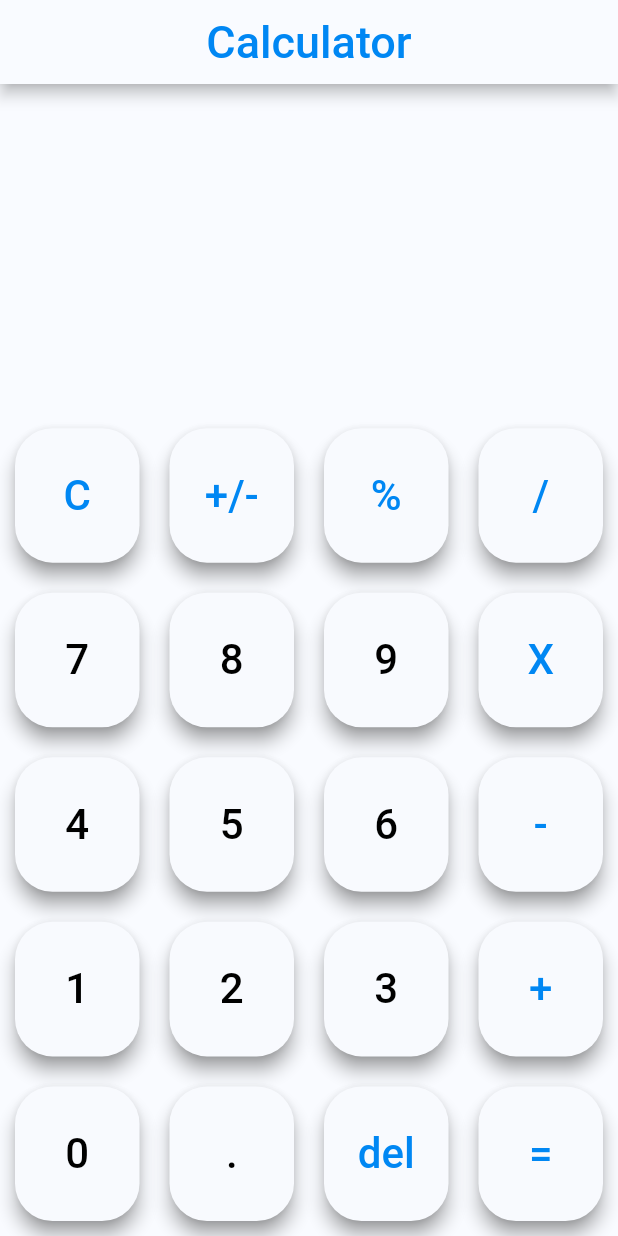
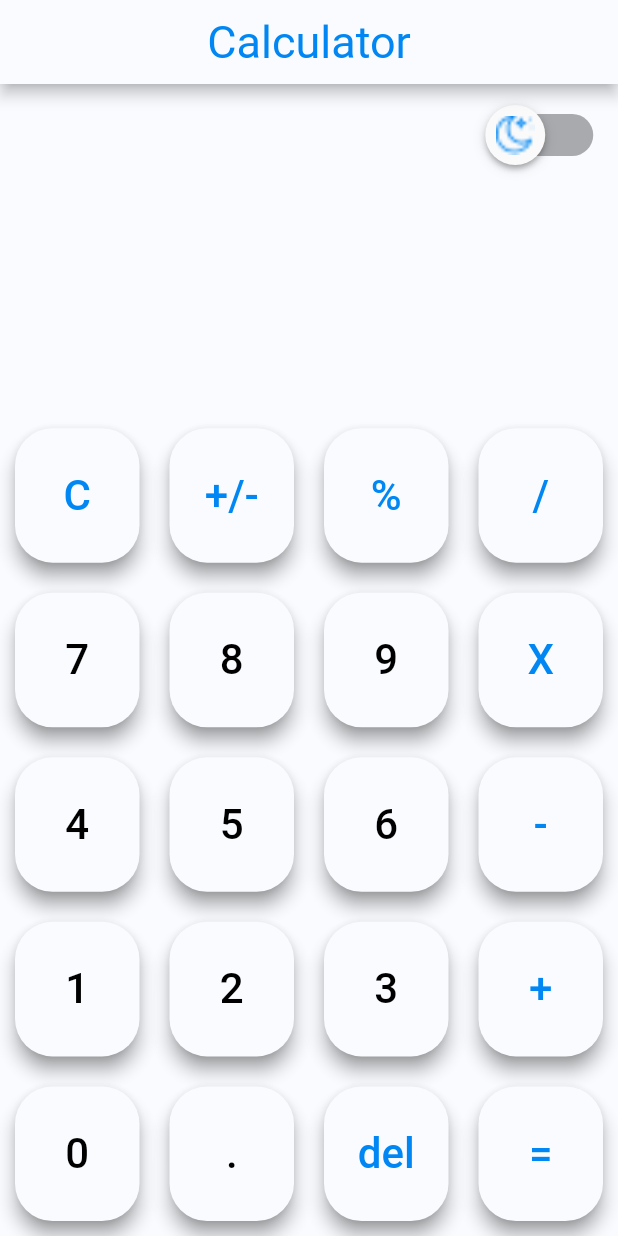
Before and after one commit to Yousef6677oo/calculator_app, a Flutter app: the screen it shows after launch, on a phone screen of 412 x 824 dp. Run offline on Flutter 3.47's test engine with Material 2 defaults, Android fonts, the phone set to English and light mode, and no system bars.

Commit message:
add dark mode

```diff
--- a/lib/components/calculator_button.dart
+++ b/lib/components/calculator_button.dart
@@ -4,7 +4,12 @@ class CalculatorButton extends StatelessWidget {
   String buttonName;
   Color buttonColor;
   Function onClick;
-  CalculatorButton({required this.buttonName, required this.buttonColor,required this.onClick});
+
+  CalculatorButton(
+      {required this.buttonName,
+      required this.buttonColor,
+      required this.onClick});
+
   @override
   Widget build(BuildContext context) {
     return Expanded(
@@ -13,24 +18,19 @@ class CalculatorButton extends StatelessWidget {
       child: ElevatedButton(
           style: ElevatedButton.styleFrom(
               foregroundColor: buttonColor,
-              backgroundColor: Color(0xfff8fafe),
-              elevation: 5,
-              shadowColor: Color(0xff707070),
               shape: RoundedRectangleBorder(
                 borderRadius: BorderRadius.circular(25),
               )),
           onPressed: () {
-            if(buttonName=="="||buttonName=="del"||buttonName=="C"){
+            if (buttonName == "=" || buttonName == "del" || buttonName == "C") {
               onClick();
-            }else{
+            } else {
               onClick(buttonName);
             }
           },
           child: Text(
             buttonName,
-            style: TextStyle(
-              fontSize: 28,
-            ),
+            style: const TextStyle(fontSize: 28),
           )),
     ));
   }
--- a/lib/main.dart
+++ b/lib/main.dart
@@ -1,13 +1,32 @@
+import 'package:calculator/provider/provider.dart';
 import 'package:calculator/screens/calculator_screen.dart';
+import 'package:calculator/utilities/app_theme.dart';
 import 'package:flutter/material.dart';
+import 'package:provider/provider.dart';
 
 void main() {
-  runApp(MaterialApp(
-    title: "calculator",
-    debugShowCheckedModeBanner: false,
-    routes: {
-      CalculatorScreen.routeName:(_)=>CalculatorScreen(),
+  runApp(ChangeNotifierProvider(
+    create: (BuildContext context) {
+      return ThemeProvider();
     },
-    initialRoute: CalculatorScreen.routeName,
+    child: MyApp(),
   ));
 }
+
+class MyApp extends StatelessWidget {
+  @override
+  Widget build(BuildContext context) {
+    ThemeProvider provider = Provider.of(context);
+    return MaterialApp(
+      themeMode: provider.currentTheme,
+      theme: AppTheme.lightTheme,
+      darkTheme: AppTheme.darkTheme,
+      title: "calculator",
+      debugShowCheckedModeBanner: false,
+      routes: {
+        CalculatorScreen.routeName: (_) => CalculatorScreen(),
+      },
+      initialRoute: CalculatorScreen.routeName,
+    );
+  }
+}
--- /dev/null
+++ b/lib/provider/provider.dart
@@ -0,0 +1,15 @@
+import 'package:flutter/material.dart';
+
+class ThemeProvider extends ChangeNotifier {
+  ThemeMode currentTheme = ThemeMode.light;
+
+  changeCurrentThemeToLight() {
+    notifyListeners();
+    currentTheme = ThemeMode.light;
+  }
+
+  changeCurrentThemeToDark() {
+    notifyListeners();
+    currentTheme = ThemeMode.dark;
+  }
+}
--- a/lib/screens/calculator_screen.dart
+++ b/lib/screens/calculator_screen.dart
@@ -1,60 +1,93 @@
+import 'package:calculator/utilities/app_colors.dart';
 import 'package:flutter/material.dart';
+import 'package:provider/provider.dart';
+
 import '../components/calculator_button.dart';
+import '../provider/provider.dart';
 
 class CalculatorScreen extends StatefulWidget {
   static String routeName = "Calculator Screen";
+
   @override
   State<CalculatorScreen> createState() => _CalculatorScreenState();
 }
 
 class _CalculatorScreenState extends State<CalculatorScreen> {
   String resultText = "";
+  late ThemeMode currentTheme;
+
   @override
   Widget build(BuildContext context) {
+    ThemeProvider provider = Provider.of(context);
+    currentTheme = provider.currentTheme;
+    Color numberButtonColor = colorNumber();
+    Color operatorButtonColor = colorNumber();
     return Scaffold(
-      backgroundColor: Color(0xfff9fbff),
       appBar: AppBar(
-        backgroundColor: Color(0xfff9fbff),
-        title: const Text(
+        title: Text(
           "Calculator",
-          style: TextStyle(fontSize: 30, color: Color(0xff0087f3)),
+          style: Theme.of(context).textTheme.titleMedium,
         ),
-        centerTitle: true,
       ),
       body: Column(
         children: [
           Expanded(
               flex: 2,
-              child: Container(
-                  margin: EdgeInsets.fromLTRB(0, 0, 20, 0),
-                  alignment: Alignment.centerRight,
-                  width: double.infinity,
-                  child: Text(
-                    resultText,
-                    style: TextStyle(fontSize: 65, color: Color(0xff0087f3)),
-                  ))),
+              child: Column(
+                crossAxisAlignment: CrossAxisAlignment.stretch,
+                children: [
+                  Container(
+                    margin: const EdgeInsets.fromLTRB(0, 10, 20, 0),
+                    alignment: Alignment.topRight,
+                    child: Transform.scale(
+                      scale: 2.0,
+                      child: Switch(
+                          activeThumbImage: const AssetImage("assets/moon_dark.png"),
+                          inactiveThumbImage: const AssetImage("assets/moon_light.png"),
+                          activeColor: AppColor.whiteColorDark,
+                          value: currentTheme == ThemeMode.dark,
+                          onChanged: (onChanged) {
+                            if (onChanged) {
+                              provider.changeCurrentThemeToDark();
+                            } else {
+                              provider.changeCurrentThemeToLight();
+                            }
+                          }),
+                    ),
+                  ),
+                  Spacer(),
+                  Container(
+                      margin: const EdgeInsets.fromLTRB(0, 0, 20, 0),
+                      alignment: Alignment.bottomRight,
+                      width: double.infinity,
+                      child: Text(
+                        resultText,
+                        style: Theme.of(context).textTheme.titleLarge,
+                      )),
+                ],
+              )),
           Expanded(
             child: Row(
               crossAxisAlignment: CrossAxisAlignment.stretch,
               children: [
                 CalculatorButton(
                   buttonName: "C",
-                  buttonColor: Color(0xff0087f3),
+                  buttonColor: colorOperator(),
                   onClick: onCDeleteClick,
                 ),
                 CalculatorButton(
                   buttonName: "+/-",
-                  buttonColor: Color(0xff0087f3),
+                  buttonColor: colorOperator(),
                   onClick: onOperatorClick,
                 ),
                 CalculatorButton(
                   buttonName: "%",
-                  buttonColor: Color(0xff0087f3),
+                  buttonColor: colorOperator(),
                   onClick: onOperatorClick,
                 ),
                 CalculatorButton(
                   buttonName: "/",
-                  buttonColor: Color(0xff0087f3),
+                  buttonColor: colorOperator(),
                   onClick: onOperatorClick,
                 ),
               ],
@@ -66,22 +99,22 @@ class _CalculatorScreenState extends State<CalculatorScreen> {
               children: [
                 CalculatorButton(
                   buttonName: "7",
-                  buttonColor: Color(0xff000000),
+                  buttonColor: colorNumber(),
                   onClick: onDigitClick,
                 ),
                 CalculatorButton(
                   buttonName: "8",
-                  buttonColor: Color(0xff000000),
+                  buttonColor: colorNumber(),
                   onClick: onDigitClick,
                 ),
                 CalculatorButton(
                   buttonName: "9",
-                  buttonColor: Color(0xff000000),
+                  buttonColor: colorNumber(),
                   onClick: onDigitClick,
                 ),
                 CalculatorButton(
                   buttonName: "X",
-                  buttonColor: Color(0xff0087f3),
+                  buttonColor: colorOperator(),
                   onClick: onOperatorClick,
                 ),
               ],
@@ -93,22 +126,22 @@ class _CalculatorScreenState extends State<CalculatorScreen> {
               children: [
                 CalculatorButton(
                   buttonName: "4",
-                  buttonColor: Color(0xff000000),
+                  buttonColor: colorNumber(),
                   onClick: onDigitClick,
                 ),
                 CalculatorButton(
                   buttonName: "5",
-                  buttonColor: Color(0xff000000),
+                  buttonColor: colorNumber(),
                   onClick: onDigitClick,
                 ),
                 CalculatorButton(
                   buttonName: "6",
-                  buttonColor: Color(0xff000000),
+                  buttonColor: colorNumber(),
                   onClick: onDigitClick,
                 ),
                 CalculatorButton(
                   buttonName: "-",
-                  buttonColor: Color(0xff0087f3),
+                  buttonColor: colorOperator(),
                   onClick: onOperatorClick,
                 ),
               ],
@@ -120,22 +153,22 @@ class _CalculatorScreenState extends State<CalculatorScreen> {
               children: [
                 CalculatorButton(
                   buttonName: "1",
-                  buttonColor: Color(0xff000000),
+                  buttonColor: colorNumber(),
                   onClick: onDigitClick,
                 ),
                 CalculatorButton(
                   buttonName: "2",
-                  buttonColor: Color(0xff000000),
+                  buttonColor: colorNumber(),
                   onClick: onDigitClick,
                 ),
                 CalculatorButton(
                   buttonName: "3",
-                  buttonColor: Color(0xff000000),
+                  buttonColor: colorNumber(),
                   onClick: onDigitClick,
                 ),
                 CalculatorButton(
                   buttonName: "+",
-                  buttonColor: Color(0xff0087f3),
+                  buttonColor: colorOperator(),
                   onClick: onOperatorClick,
                 ),
               ],
@@ -147,22 +180,22 @@ class _CalculatorScreenState extends State<CalculatorScreen> {
               children: [
                 CalculatorButton(
                   buttonName: "0",
-                  buttonColor: Color(0xff000000),
+                  buttonColor: colorNumber(),
                   onClick: onDigitClick,
                 ),
                 CalculatorButton(
                   buttonName: ".",
-                  buttonColor: Color(0xff000000),
+                  buttonColor: colorNumber(),
                   onClick: onDigitClick,
                 ),
                 CalculatorButton(
                   buttonName: "del",
-                  buttonColor: Color(0xff0087f3),
+                  buttonColor: colorOperator(),
                   onClick: onDeleteClick,
                 ),
                 CalculatorButton(
                   buttonName: "=",
-                  buttonColor: Color(0xff0087f3),
+                  buttonColor: colorOperator(),
                   onClick: onEqualClick,
                 ),
               ],
@@ -208,6 +241,7 @@ class _CalculatorScreenState extends State<CalculatorScreen> {
 
   String operator = "";
   String lhs = "";
+
   onOperatorClick(String clickedOperator) {
     if (operator != "") {
       return;
@@ -243,4 +277,20 @@ class _CalculatorScreenState extends State<CalculatorScreen> {
       return (lhs % rhs).toString();
     }
   }
+
+  Color colorNumber() {
+    if (currentTheme == ThemeMode.light) {
+      return AppColor.blackColorLight;
+    } else {
+      return AppColor.whiteColorDark;
+    }
+  }
+
+  Color colorOperator() {
+    if (currentTheme == ThemeMode.light) {
+      return AppColor.accentColorLight;
+    } else {
+      return AppColor.accentColorDark;
+    }
+  }
 }
--- /dev/null
+++ b/lib/utilities/app_colors.dart
@@ -0,0 +1,14 @@
+import 'dart:ui';
+
+abstract class AppColor {
+  static Color primaryColorLight = const Color(0xfff9fbff);
+  static Color accentColorLight = const Color(0xff0087f3);
+  static Color blackColorLight = const Color(0xff000000);
+  static Color shadowColorLight = const Color(0xff707070);
+
+  static Color primaryColorDark = const Color(0xff374352);
+  static Color accentColorDark = const Color(0xff8B9695);
+  static Color whiteColorDark = const Color(0xffFFFFFF);
+  static Color shadowColorDark = const Color(0xffffffff);
+  static Color buttonColorDark = const Color(0xff1b242d);
+}
--- /dev/null
+++ b/lib/utilities/app_theme.dart
@@ -0,0 +1,36 @@
+import 'package:flutter/material.dart';
+
+import 'app_colors.dart';
+
+abstract class AppTheme {
+  static ThemeData lightTheme = ThemeData(
+      scaffoldBackgroundColor: AppColor.primaryColorLight,
+      appBarTheme: AppBarTheme(
+          backgroundColor: AppColor.primaryColorLight, centerTitle: true),
+      textTheme: TextTheme(
+        titleLarge: TextStyle(fontSize: 65, color: AppColor.accentColorLight),
+        titleMedium: TextStyle(fontSize: 30, color: AppColor.accentColorLight),
+      ),
+      elevatedButtonTheme: ElevatedButtonThemeData(
+          style: ButtonStyle(
+        backgroundColor:
+            MaterialStateProperty.all<Color>(AppColor.primaryColorLight),
+        shadowColor:
+            MaterialStateProperty.all<Color>(AppColor.shadowColorLight),
+        elevation: MaterialStateProperty.all<double>(5),
+      )));
+  static ThemeData darkTheme = ThemeData(
+      scaffoldBackgroundColor: AppColor.primaryColorDark,
+      appBarTheme: AppBarTheme(
+          backgroundColor: AppColor.primaryColorDark, centerTitle: true),
+      textTheme: TextTheme(
+        titleLarge: TextStyle(fontSize: 65, color: AppColor.accentColorDark),
+        titleMedium: TextStyle(fontSize: 30, color: AppColor.accentColorDark),
+      ),
+      elevatedButtonTheme: ElevatedButtonThemeData(
+          style: ButtonStyle(
+        backgroundColor:MaterialStateProperty.all<Color>(AppColor.buttonColorDark),
+        shadowColor: MaterialStateProperty.all<Color>(AppColor.shadowColorDark),
+        elevation: MaterialStateProperty.all<double>(5),
+      )));
+}
```
Also changed, not shown: pubspec.yaml (+6 -3 lines), assets/2.0x/moon_dark@2x.png (added), assets/2.0x/moon_light@2x.png (added), assets/3.0x/moon_dark@3x.png (added), assets/3.0x/moon_light@3x.png (added), assets/moon_dark.png (added), assets/moon_light.png (added), pubspec.lock.
